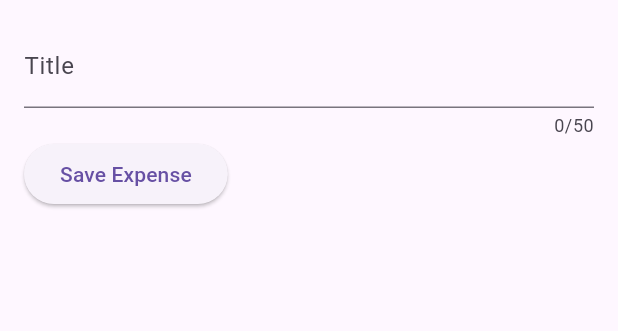
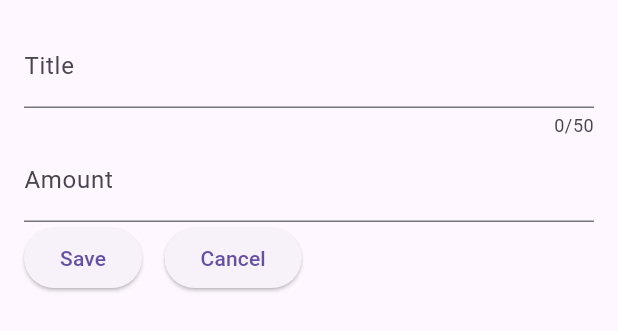
Before and after one commit to japinell/flutter_expense_tracker, a Flutter app: the NewExpense widget shown alone on an empty page, opened directly, on a phone screen of 412 x 824 dp. Shown: the top 331 px of the screen. Run offline on Flutter 3.47's test engine with Material 3 defaults, Android fonts, the phone set to English and light mode, and no system bars.

Commit message:
Added Amount field and Cancel button

```diff
--- a/lib/widgets/new_expense.dart
+++ b/lib/widgets/new_expense.dart
@@ -11,10 +11,12 @@ class NewExpense extends StatefulWidget {
 
 class _NewExpenseState extends State<NewExpense> {
   final _titleController = TextEditingController();
+  final _amountController = TextEditingController();
 
   @override
   void dispose() {
     _titleController.dispose();
+    _amountController.dispose();
     super.dispose();
   }
 
@@ -29,14 +31,25 @@ class _NewExpenseState extends State<NewExpense> {
             decoration: InputDecoration(label: Text("Title")),
             controller: _titleController,
           ),
+          TextField(
+            keyboardType: TextInputType.number,
+            decoration: InputDecoration(
+              label: Text("Amount"),
+              prefixText: "\$ ",
+            ),
+            controller: _amountController,
+          ),
           Row(
             children: [
               ElevatedButton(
                 onPressed: () {
                   print(_titleController.text);
+                  print(_amountController.text);
                 },
-                child: Text("Save Expense"),
+                child: Text("Save"),
               ),
+              SizedBox(width: 15),
+              ElevatedButton(onPressed: () {}, child: Text("Cancel")),
             ],
           ),
         ],
```
